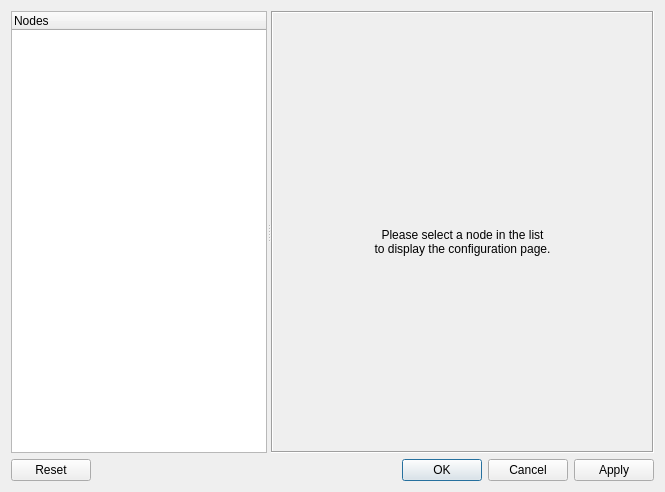
Qt form GNS3/Ui/Form_NodeConfigurator.ui (GNS3/gns3-legacy) before a commit.
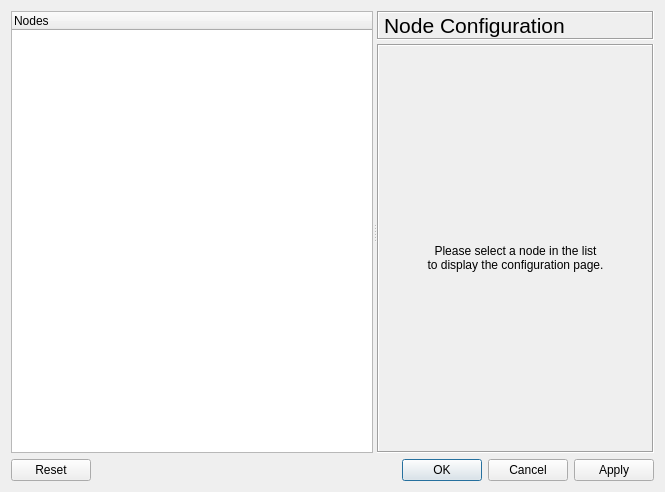
The same form after that commit.

Commit message: [GUI] Add a page title on NodeConfigurator dialog

Patch:
```diff
--- a/GNS3/Ui/Form_NodeConfigurator.ui
+++ b/GNS3/Ui/Form_NodeConfigurator.ui
@@ -12,8 +12,8 @@
   <property name="windowTitle" >
    <string>Node configurator</string>
   </property>
-  <layout class="QVBoxLayout" >
-   <item>
+  <layout class="QGridLayout" >
+   <item row="0" column="0" >
     <widget class="QSplitter" name="splitter" >
      <property name="orientation" >
       <enum>Qt::Horizontal</enum>
@@ -34,10 +34,49 @@
        </property>
       </column>
      </widget>
+     <widget class="QWidget" name="verticalLayout" >
+      <layout class="QVBoxLayout" >
+       <property name="spacing" >
+        <number>4</number>
+       </property>
+       <property name="leftMargin" >
+        <number>0</number>
+       </property>
+       <property name="topMargin" >
+        <number>0</number>
+       </property>
+       <property name="rightMargin" >
+        <number>0</number>
+       </property>
+       <property name="bottomMargin" >
+        <number>0</number>
+       </property>
+       <item>
+        <widget class="QLabel" name="titleLabel" >
+         <property name="font" >
+          <font>
+           <pointsize>16</pointsize>
+          </font>
+         </property>
+         <property name="frameShape" >
+          <enum>QFrame::Box</enum>
+         </property>
+         <property name="frameShadow" >
+          <enum>QFrame::Sunken</enum>
+         </property>
+         <property name="text" >
+          <string>Node Configuration</string>
+         </property>
+         <property name="textFormat" >
+          <enum>Qt::PlainText</enum>
+         </property>
+        </widget>
+       </item>
+       <item>
      <widget class="QStackedWidget" name="configStack" >
       <property name="sizePolicy" >
        <sizepolicy vsizetype="Expanding" hsizetype="Expanding" >
-        <horstretch>70</horstretch>
+           <horstretch>0</horstretch>
         <verstretch>0</verstretch>
        </sizepolicy>
       </property>
@@ -53,19 +92,19 @@
       <widget class="QWidget" name="emptyPage" >
        <layout class="QVBoxLayout" >
         <property name="spacing" >
-         <number>6</number>
+            <number>0</number>
         </property>
         <property name="leftMargin" >
-         <number>6</number>
+            <number>0</number>
         </property>
         <property name="topMargin" >
-         <number>6</number>
+            <number>4</number>
         </property>
         <property name="rightMargin" >
-         <number>6</number>
+            <number>0</number>
         </property>
         <property name="bottomMargin" >
-         <number>6</number>
+            <number>0</number>
         </property>
         <item>
          <spacer>
@@ -123,7 +162,10 @@
        </layout>
       </widget>
      </widget>
-    </widget>
+       </item>
+      </layout>
+     </widget>
+    </widget>
    </item>
    <item>
     <widget class="QDialogButtonBox" name="buttonBox" >
```
Left out of the diff: 2 changed lines with no effect on the pictures. Lines whose indentation alone changed are shown as unchanged. The commit also changes 2 other files.
